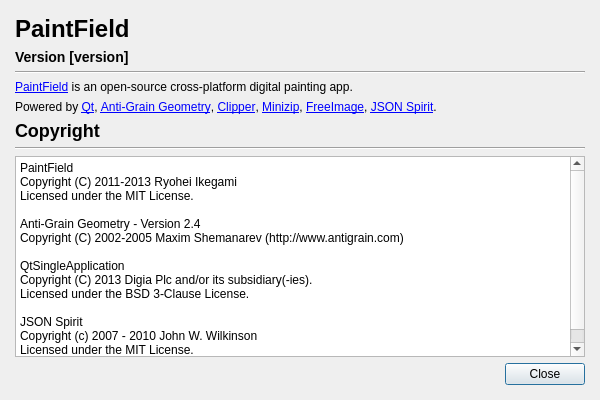
Above: src/paintfield/extensions/aboutdialog/aboutdialog.ui from seanchas116/PaintField before the change. Below: the same form after it.
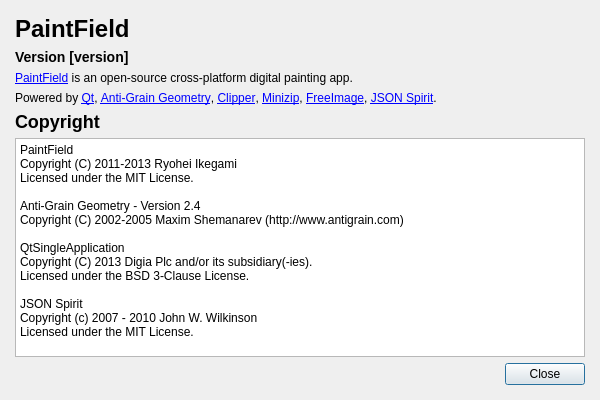
That is the form after the change.

Commit message: changed about dialog

```diff
--- a/src/paintfield/extensions/aboutdialog/aboutdialog.ui
+++ b/src/paintfield/extensions/aboutdialog/aboutdialog.ui
@@ -31,13 +31,6 @@
      </property>
     </widget>
    </item>
-   <item>
-    <widget class="Line" name="line">
-     <property name="orientation">
-      <enum>Qt::Horizontal</enum>
-     </property>
-    </widget>
-   </item>
    <item>
     <widget class="QLabel" name="label_2">
      <property name="text">
@@ -68,13 +61,6 @@
      </property>
     </widget>
    </item>
-   <item>
-    <widget class="Line" name="line_2">
-     <property name="orientation">
-      <enum>Qt::Horizontal</enum>
-     </property>
-    </widget>
-   </item>
    <item>
     <widget class="QPlainTextEdit" name="plainTextEdit">
      <property name="readOnly">
```
